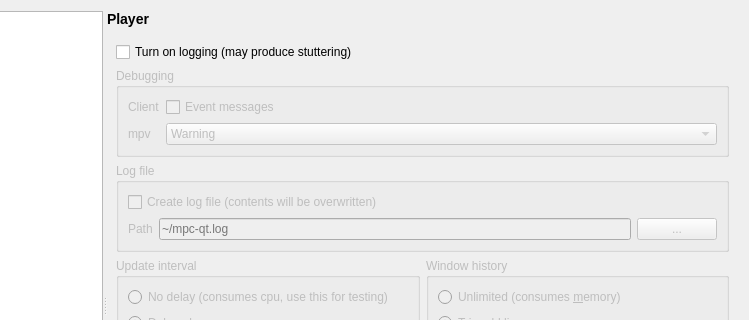
Above: src/settingswindow.ui from mpc-qt/mpc-qt before the change; both pictures show x 147 to 896 and y 0 to 320 of the 896 by 638 pixel window. Below: the same form after it.
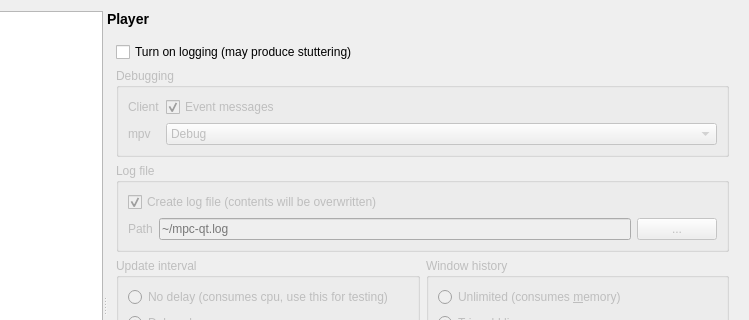
That is the form after the change. The open tabs and pages were chosen to show the change.

Commit message:
settingswindow: Enable more useful logging settings by default
Enable event messages, select mpv Debug level, enable log file.
Logging is still disabled by default.

What changed in the file:
```diff
--- a/src/settingswindow.ui
+++ b/src/settingswindow.ui
@@ -8051,6 +8051,9 @@
                 <property name="text">
                  <string>Event messages</string>
                 </property>
+                <property name="checked">
+                 <bool>true</bool>
+                </property>
                </widget>
               </item>
               <item row="1" column="0">
@@ -8069,7 +8072,7 @@
                  </sizepolicy>
                 </property>
                 <property name="currentIndex">
-                 <number>3</number>
+                 <number>6</number>
                 </property>
                 <item>
                  <property name="text">
@@ -8130,6 +8133,9 @@
                 <property name="text">
                  <string>Create log file (contents will be overwritten)</string>
                 </property>
+                <property name="checked">
+                 <bool>true</bool>
+                </property>
                </widget>
               </item>
               <item row="3" column="0">
```
